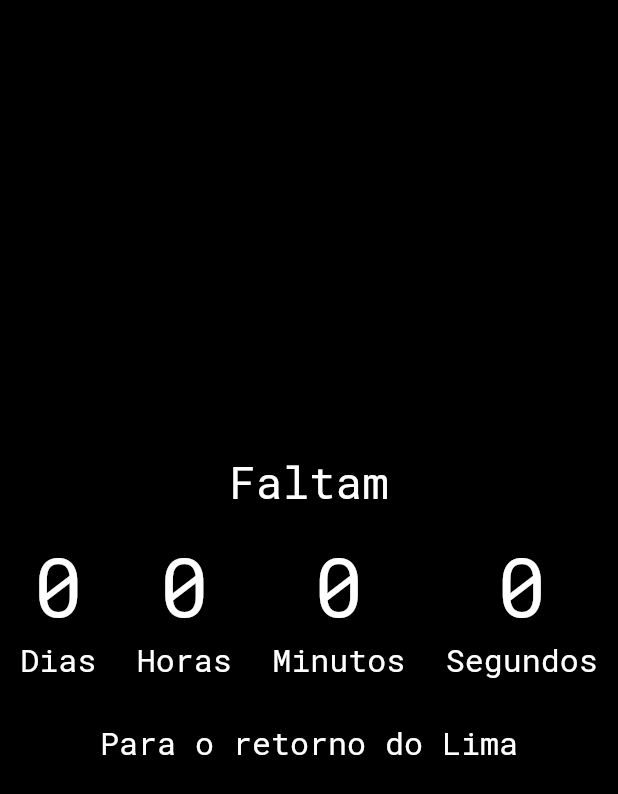
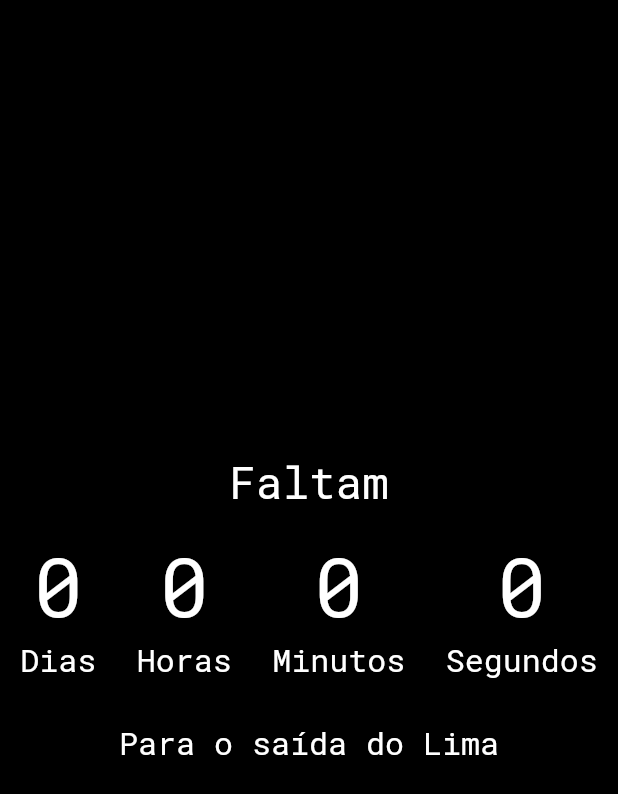
Before and after one commit to vinifoga/vacation-countdown, a Flutter app: the first screen one second after launch, on a phone screen of 412 x 824 dp. Shown: the top 794 px of the screen. Run offline on Flutter 3.47's test engine with Material 2 defaults, Android fonts, the phone set to English and light mode, and no system bars; our stand-ins replace google_fonts.

Commit message:
Now Lima is leaving the AG

```diff
--- a/lib/main.dart
+++ b/lib/main.dart
@@ -14,14 +14,14 @@ class MyApp extends StatelessWidget {
   Widget build(BuildContext context) {
     return MaterialApp(
       debugShowCheckedModeBanner: false,
-      title: 'Retorno do Lima',
+      title: 'Saída do Lima',
       theme: ThemeData(
         brightness: Brightness.dark,
         accentColor: Colors.white,
         visualDensity: VisualDensity.adaptivePlatformDensity,
       ),
       darkTheme: ThemeData.dark(),
-      home: const MyHomePage(title: 'Retorno do Lima'),
+      home: const MyHomePage(title: 'Saída do Lima'),
     );
   }
 }
@@ -34,7 +34,7 @@ class MyHomePage extends StatefulWidget {
 }
 
 class _MyHomePageState extends State<MyHomePage> {
-  final _date = DateTime(2022, 4, 20, 8, 0, 0, 0, 0);
+  final _date = DateTime(2022, 6, 17, 18, 0, 0, 0, 0);
   var _currDate = DateTime.now();
   int days = 0;
   int hours = 0;
@@ -89,7 +89,7 @@ class _MyHomePageState extends State<MyHomePage> {
               Padding(
                 padding: const EdgeInsets.all(16.0),
                 child: Text(
-                  'Para o retorno do Lima',
+                  'Para o saída do Lima',
                   style: GoogleFonts.robotoMono(
                     color: Colors.white,
                     fontSize: 25,
```
